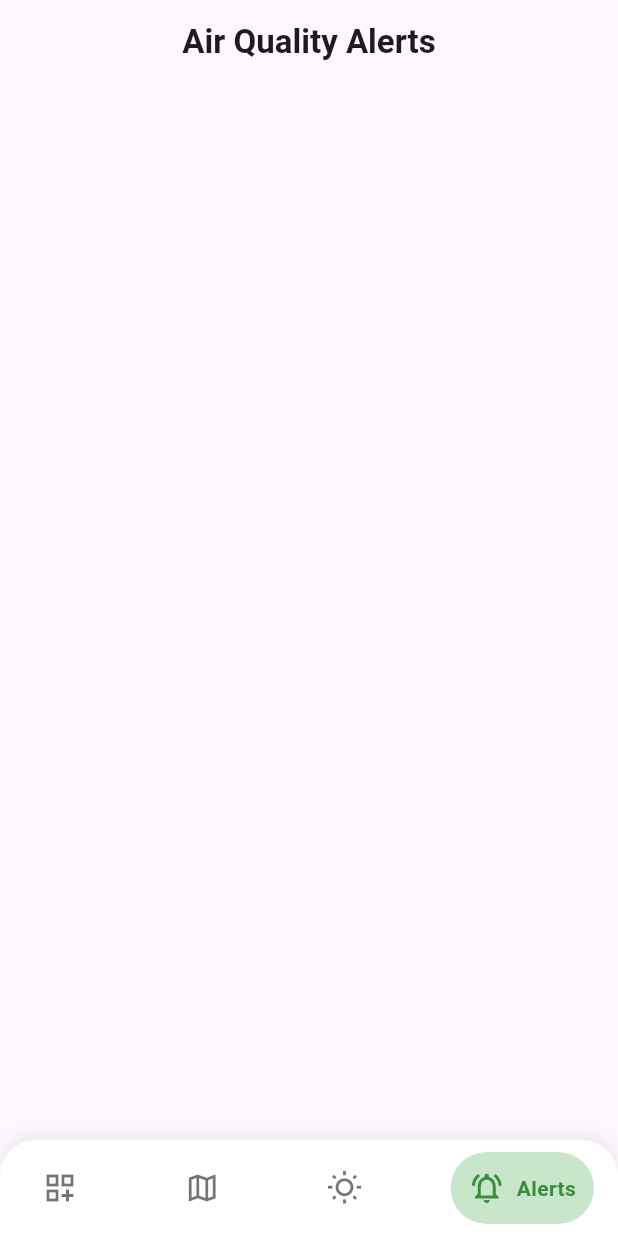
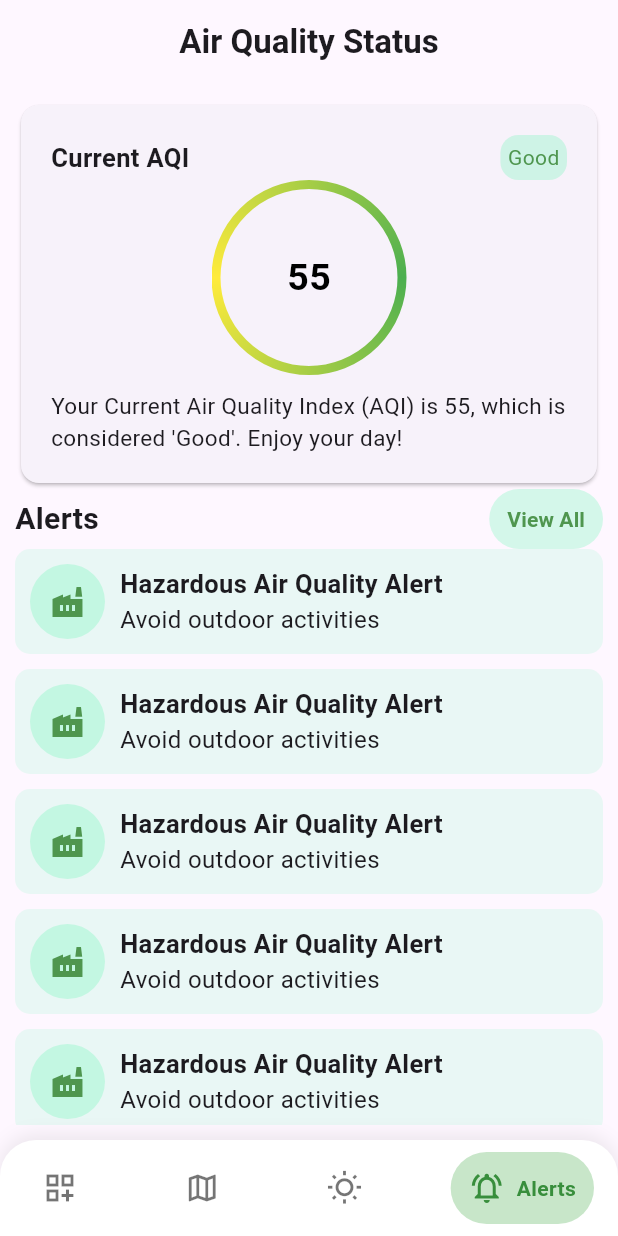
Before and after one commit to amrelmaadawy/pollution_predict, a Flutter app: the screen it shows after launch, item 4 of the bottom bar chosen, on a phone screen of 412 x 824 dp. Run offline on Flutter 3.47's test engine with Material 3 defaults, Android fonts, the phone set to English and light mode, and no system bars; drawn by our look-alikes of google_nav_bar; our stand-ins replace fl_chart.

Commit message:
finish the air quality status ui

```diff
--- a/lib/core/app_colors.dart
+++ b/lib/core/app_colors.dart
@@ -9,3 +9,4 @@ const kLightHighlightRedColor = Color(0X33F44336);
 const kLightBorderColor = Color(0xFFB0BEC5);
 const kSubTextColor = Color(0xFF455A64);
 const kLightHighlightGreenColor = Color.fromARGB(51, 44, 245, 148);
+const kLightHighlightBackGroundGreenColor = Color(0x192CF594);
--- a/lib/features/air_quality/ui/nav_bar_view.dart
+++ b/lib/features/air_quality/ui/nav_bar_view.dart
@@ -19,15 +19,13 @@ class _NavBarViewState extends State<NavBarView> {
     S.of(context).airQuality,
     "Air Quality Map",
     "Forecasts",
-    "Air Quality Alerts",
+    "Air Quality Status",
   ];
-  List<Widget> pages =
-  [
- AirQualitiyView(),
-AirQualityMapView(),
-ForecastsView(),
-AirQualityAlertsView(),
-
+  List<Widget> pages = [
+    AirQualitiyView(),
+    AirQualityMapView(),
+    ForecastsView(),
+    AirQualityAlertsView(),
   ];
   int currentIndex = 0;
 
@@ -50,7 +48,7 @@ AirQualityAlertsView(),
         centerTitle: true,
       ),
 
-      body:pages[currentIndex] ,
+      body: pages[currentIndex],
     );
   }
 }
--- a/lib/features/air_quality_alerts/UI/air_quality_alerts_view.dart
+++ b/lib/features/air_quality_alerts/UI/air_quality_alerts_view.dart
@@ -1,10 +1,114 @@
 import 'package:flutter/material.dart';
+import 'package:pollution/core/app_colors.dart';
+import 'package:pollution/features/air_quality/ui/widgets/state_container.dart';
+import 'package:pollution/features/air_quality_alerts/UI/custom_alert_container.dart';
 
 class AirQualityAlertsView extends StatelessWidget {
   const AirQualityAlertsView({super.key});
 
   @override
   Widget build(BuildContext context) {
-    return Container();
+    return Padding(
+      padding: const EdgeInsets.all(10.0),
+      child: Column(
+        children: [
+          Card(
+            child: Padding(
+              padding: const EdgeInsets.all(20.0),
+              child: Column(
+                children: [
+                  Row(
+                    children: [
+                      Text(
+                        'Current AQI',
+                        style: TextStyle(
+                          fontSize: 17,
+                          fontWeight: FontWeight.bold,
+                        ),
+                      ),
+                      Spacer(),
+                      StateContainer(
+                        state: 'Good',
+                        textColor: kLightPrimaryColor,
+                        highlightColor: kLightHighlightGreenColor,
+                      ),
+                    ],
+                  ),
+                  ShaderMask(
+                    shaderCallback: (bounds) => SweepGradient(
+                      colors: const [Colors.green, Colors.yellow, Colors.green],
+                      startAngle: 0.0,
+                      endAngle: 6.28, // 2π علشان يلف الدائرة كلها
+                    ).createShader(bounds),
+                    child: Container(
+                      width: 130,
+                      height: 130,
+                      decoration: BoxDecoration(
+                        shape: BoxShape.circle,
+                        color: Colors.transparent,
+                        border: Border.all(
+                          color:
+                              Colors.white, // Placeholder (هيتغير بالـ Shader)
+                          width: 6,
+                        ),
+                      ),
+                      alignment: AlignmentGeometry.center,
+                      child: Text(
+                        '55',
+                        style: const TextStyle(
+                          fontSize: 25,
+                          color: Colors.black,
+                          fontWeight: FontWeight.bold,
+                        ),
+                      ),
+                    ),
+                  ),
+                  SizedBox(height: 10),
+                  Text(
+                    "Your Current Air Quality Index (AQI) is 55, which is considered 'Good'. Enjoy your day!",
+                    style: TextStyle(fontSize: 15),
+                  ),
+                ],
+              ),
+            ),
+          ),
+
+          Row(
+            children: [
+              Text(
+                'Alerts',
+                style: TextStyle(fontSize: 20, fontWeight: FontWeight.bold),
+              ),
+              Spacer(),
+              TextButton(
+                onPressed: () {},
+                style: TextButton.styleFrom(
+                  backgroundColor: kLightHighlightGreenColor,
+                  tapTargetSize: MaterialTapTargetSize.shrinkWrap,
+                  alignment: Alignment.centerRight,
+                ),
+                child: Text(
+                  'View All',
+                  style: TextStyle(
+                    color: kLightPrimaryColor,
+                    fontWeight: FontWeight.bold,
+                  ),
+                ),
+              ),
+            ],
+          ),
+          Expanded(
+            child: ListView.separated(
+              separatorBuilder: (context, index) => SizedBox(height: 10),
+              shrinkWrap: true,
+              itemBuilder: (context, index) {
+                return CustomAlertContainer();
+              },
+              itemCount: 10,
+            ),
+          ),
+        ],
+      ),
+    );
   }
 }
--- /dev/null
+++ b/lib/features/air_quality_alerts/UI/custom_alert_container.dart
@@ -0,0 +1,48 @@
+
+import 'package:flutter/material.dart';
+import 'package:pollution/core/app_colors.dart';
+
+class CustomAlertContainer extends StatelessWidget {
+  const CustomAlertContainer({
+    super.key,
+  });
+
+  @override
+  Widget build(BuildContext context) {
+    return Container(
+      decoration: BoxDecoration(
+        borderRadius: BorderRadius.circular(10),
+        color: kLightHighlightBackGroundGreenColor,
+      ),
+      child: Padding(
+        padding: const EdgeInsets.all(10.0),
+        child: Row(
+          children: [
+            CircleAvatar(
+              radius: 25,
+              backgroundColor: kLightHighlightGreenColor,
+              child: Icon(Icons.factory, color: kLightPrimaryColor),
+            ),
+            SizedBox(width: 10),
+            Column(
+              crossAxisAlignment: CrossAxisAlignment.start,
+              children: [
+                Text(
+                  'Hazardous Air Quality Alert',
+                  style: TextStyle(
+                    fontSize: 17,
+                    fontWeight: FontWeight.bold,
+                  ),
+                ),
+                Text(
+                  'Avoid outdoor activities',
+                  style: TextStyle(fontSize: 16),
+                ),
+              ],
+            ),
+          ],
+        ),
+      ),
+    );
+  }
+}
```
